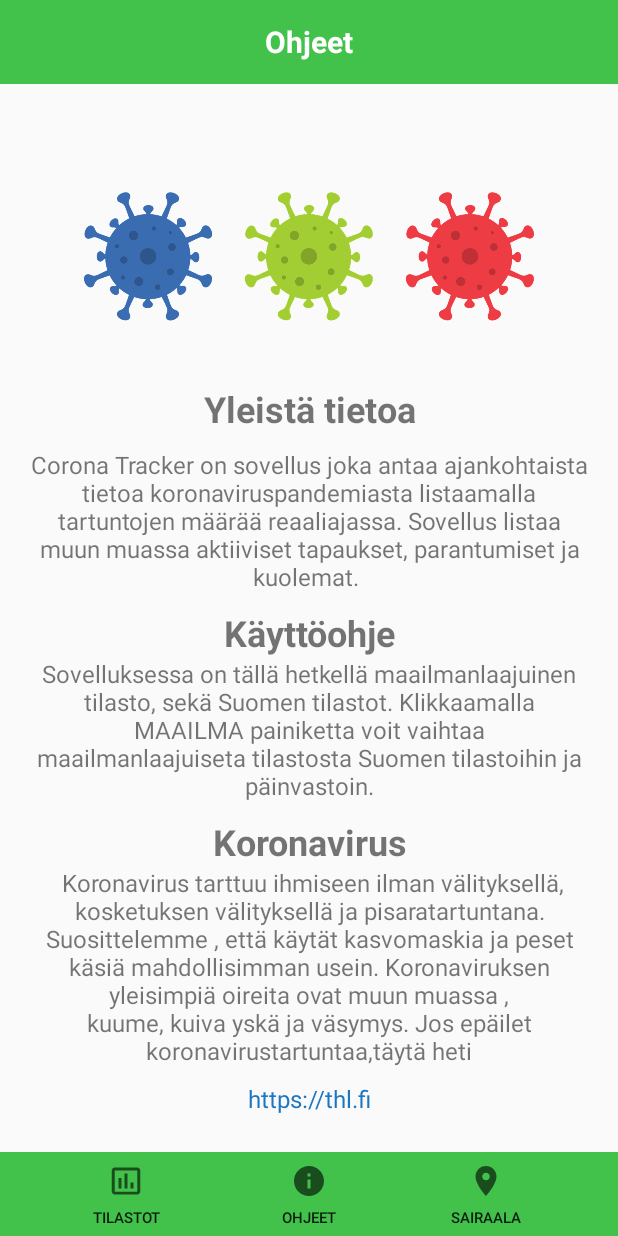
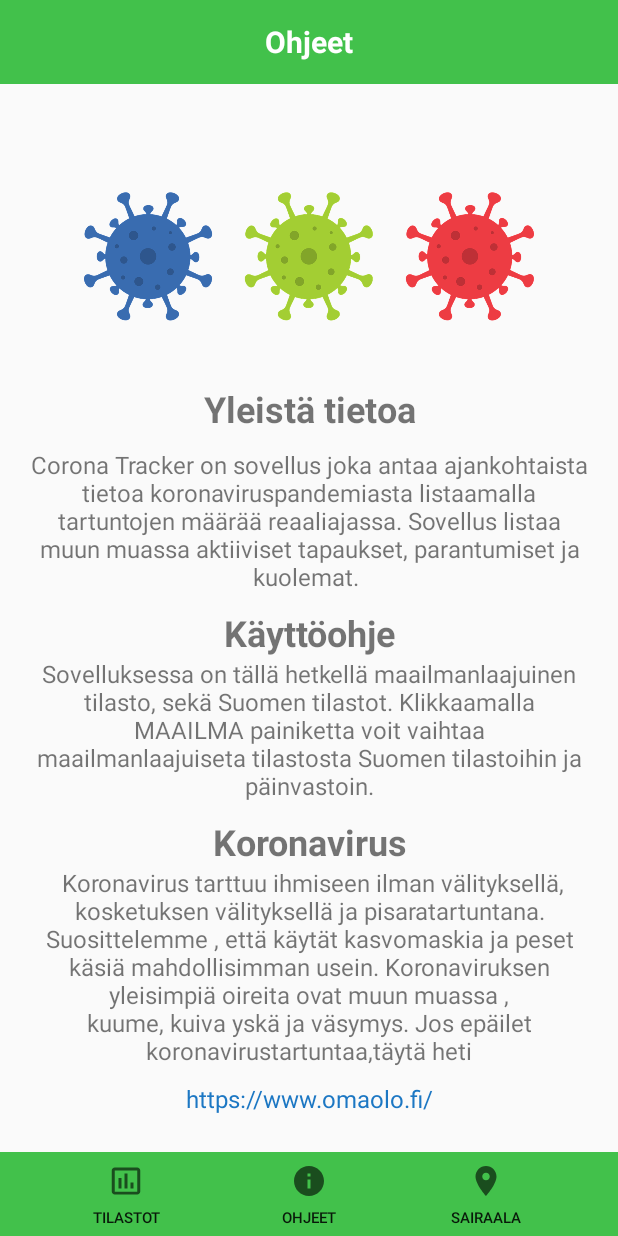
Before and after one commit to Ammar-daham/COVID-19-Trackeer, an Android app: the OhjeetActivity screen opened directly, with no data from a screen before it, on a phone screen of 412 x 824 dp. Run offline under Robolectric (Android 15) with nearby library versions, the phone set to English and light mode, and no system bars; network calls fail.

Commit message:
link changed

```diff
--- a/app/src/main/java/com/example/covid_19tracker/OhjeetActivity.java
+++ b/app/src/main/java/com/example/covid_19tracker/OhjeetActivity.java
@@ -19,7 +19,7 @@ public class OhjeetActivity extends AppCompatActivity {
     }
 
     public void Luelisaa(View view) {
-        Intent intent = new Intent(Intent.ACTION_VIEW, Uri.parse("https://thl.fi"));
+        Intent intent = new Intent(Intent.ACTION_VIEW, Uri.parse("https://www.omaolo.fi/"));
         startActivity(intent);
     }
 
--- a/app/src/main/res/layout/activity_ohjeet.xml
+++ b/app/src/main/res/layout/activity_ohjeet.xml
@@ -132,7 +132,7 @@
                     android:textColor="@color/lightBlue"
                     android:textAlignment="center"
                     android:onClick="Luelisaa"
-                    android:text="https://thl.fi"
+                    android:text="https://www.omaolo.fi/"
                     android:textSize="16sp"/>
 
             </LinearLayout>
```
